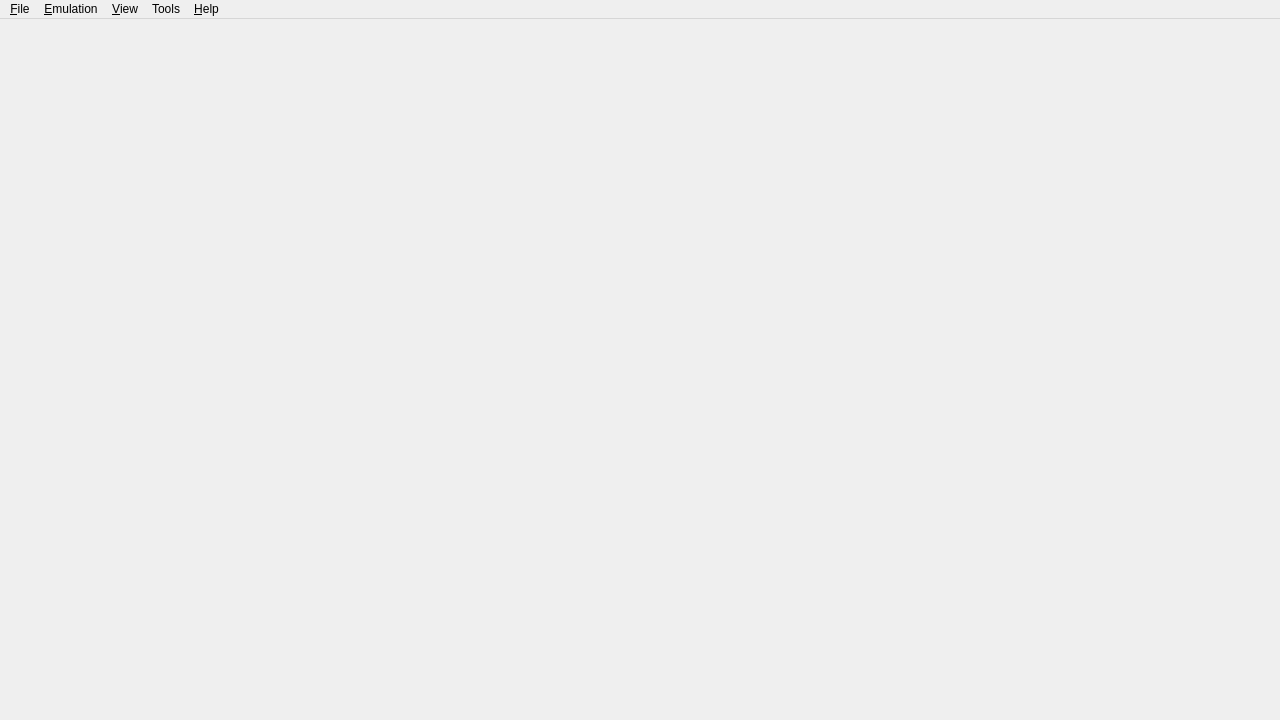
Old version of the form src/yuzu/main.ui in the repository NastySpaghetti/yuzu.
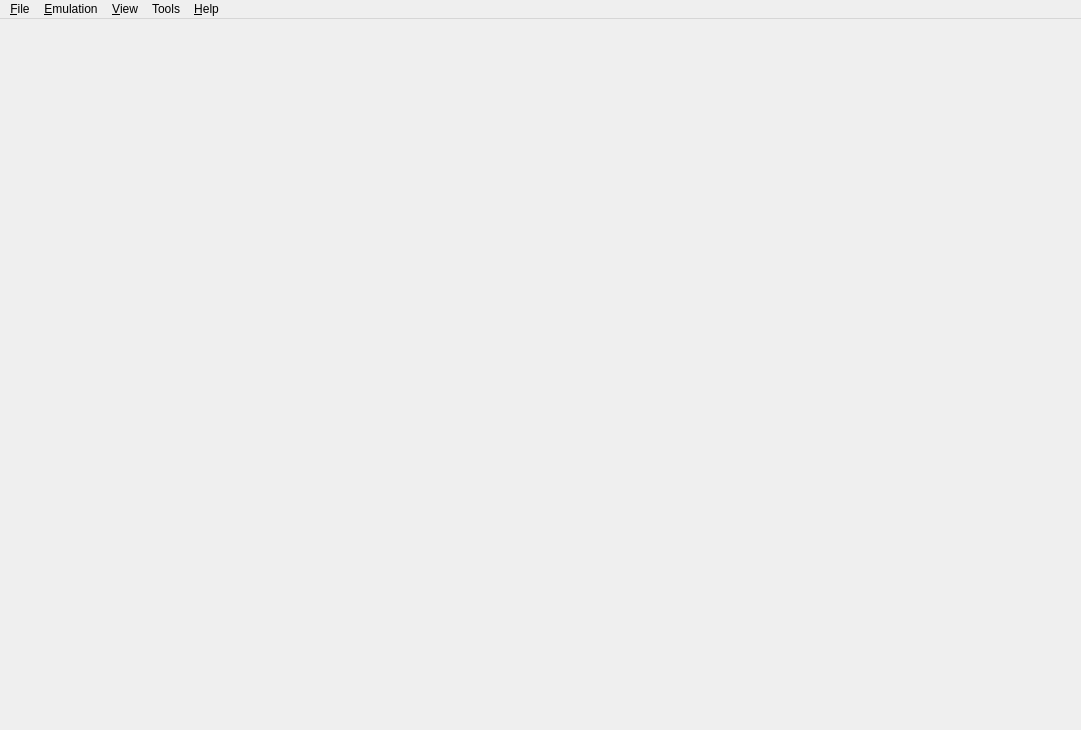
New version of the form. Icons and pictures are not drawn.

The edit to the form file:
```diff
--- a/src/yuzu/main.ui
+++ b/src/yuzu/main.ui
@@ -6,8 +6,8 @@
    <rect>
     <x>0</x>
     <y>0</y>
-    <width>1280</width>
-    <height>720</height>
+    <width>1081</width>
+    <height>730</height>
    </rect>
   </property>
   <property name="windowTitle">
@@ -44,7 +44,7 @@
     <rect>
      <x>0</x>
      <y>0</y>
-     <width>1280</width>
+     <width>1081</width>
      <height>21</height>
     </rect>
    </property>
```
Left out of the diff: 69 changed lines with no effect on the pictures.
